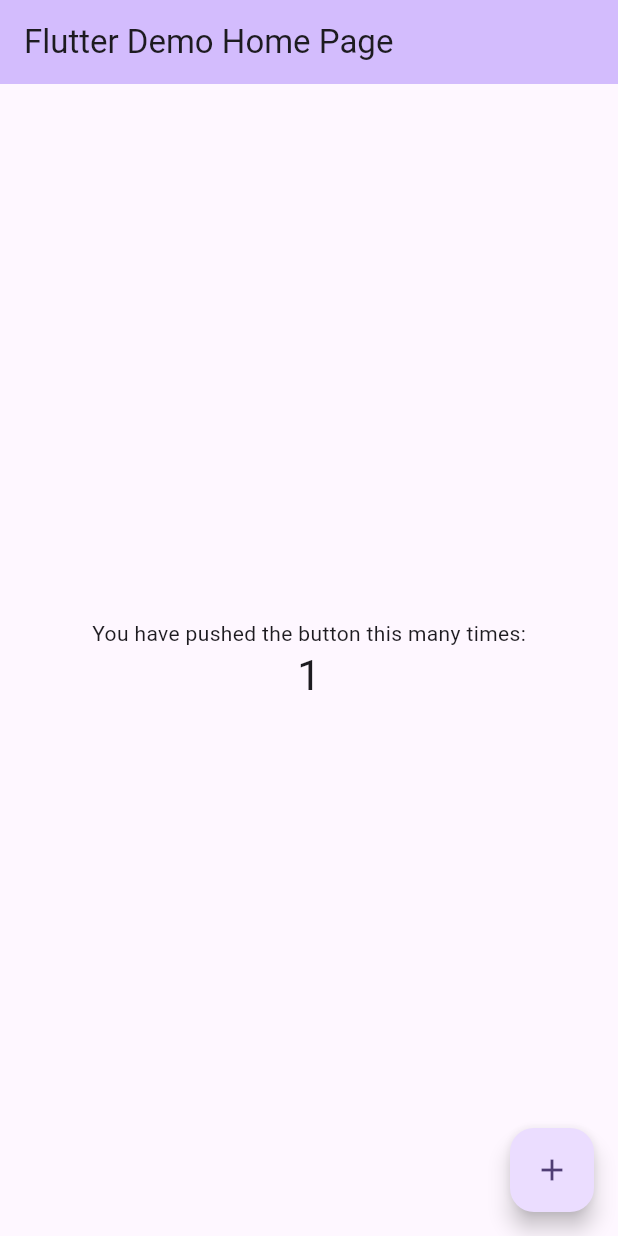
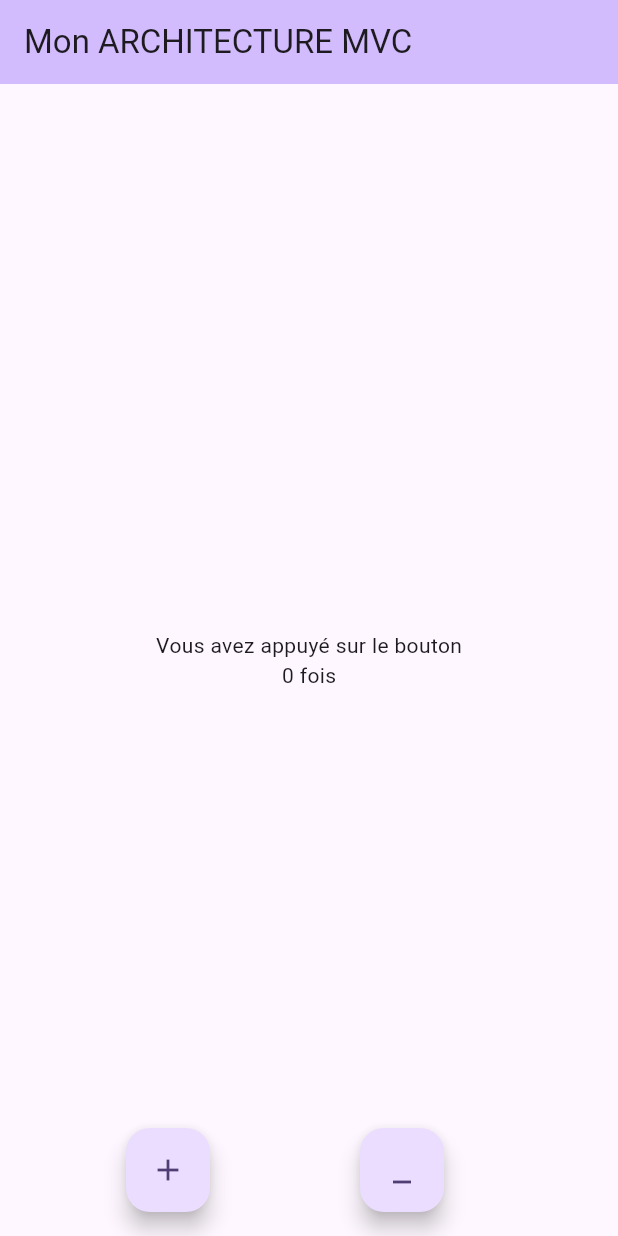
Before and after one commit to KifK2f/architecture_mvc, a Flutter app: the screen it shows after launch, after a tap on the "add" icon, on a phone screen of 412 x 824 dp. Run offline on Flutter 3.47's test engine with Material 3 defaults, Android fonts, the phone set to English and light mode, and no system bars.

Commit message:
Modèle controller view Ok

```diff
--- /dev/null
+++ b/lib/controller/controller.dart
@@ -0,0 +1,32 @@
+import 'package:architecture_mvc/model/counter.dart';
+import 'package:architecture_mvc/view/action_view.dart';
+import 'package:architecture_mvc/view/body_view.dart';
+import 'package:flutter/material.dart';
+
+class Controller extends StatefulWidget {
+  final String title;
+
+  const Controller({super.key, required this.title});
+
+  @override
+  State<StatefulWidget> createState() {
+    return ControllerState();
+  }
+
+}
+
+class ControllerState extends State<Controller> {
+  final Counter counter = Counter();
+
+  @override
+  Widget build(BuildContext context) {
+    return Scaffold(
+      appBar: AppBar(
+        title: Text(widget.title),
+        backgroundColor: Theme.of(context).colorScheme.inversePrimary,
+      ),
+      body: BodyView(counter: counter.count),
+      floatingActionButton: const ActionView(),
+    );
+  }
+}
--- a/lib/main.dart
+++ b/lib/main.dart
@@ -1,3 +1,5 @@
+import 'package:architecture_mvc/controller/controller.dart';
+import 'package:architecture_mvc/model/counter.dart';
 import 'package:flutter/material.dart';
 
 void main() {
@@ -7,116 +9,15 @@ void main() {
 class MyApp extends StatelessWidget {
   const MyApp({super.key});
 
-  // This widget is the root of your application.
   @override
   Widget build(BuildContext context) {
     return MaterialApp(
       title: 'Flutter Demo',
+      debugShowCheckedModeBanner: false,
       theme: ThemeData(
-        // This is the theme of your application.
-        //
-        // TRY THIS: Try running your application with "flutter run". You'll see
-        // the application has a purple toolbar. Then, without quitting the app,
-        // try changing the seedColor in the colorScheme below to Colors.green
-        // and then invoke "hot reload" (save your changes or press the "hot
-        // reload" button in a Flutter-supported IDE, or press "r" if you used
-        // the command line to start the app).
-        //
-        // Notice that the counter didn't reset back to zero; the application
-        // state is not lost during the reload. To reset the state, use hot
-        // restart instead.
-        //
-        // This works for code too, not just values: Most code changes can be
-        // tested with just a hot reload.
         colorScheme: .fromSeed(seedColor: Colors.deepPurple),
       ),
-      home: const MyHomePage(title: 'Flutter Demo Home Page'),
+      home: const Controller(title: "Mon ARCHITECTURE MVC"),
     );
   }
 }
-
-class MyHomePage extends StatefulWidget {
-  const MyHomePage({super.key, required this.title});
-
-  // This widget is the home page of your application. It is stateful, meaning
-  // that it has a State object (defined below) that contains fields that affect
-  // how it looks.
-
-  // This class is the configuration for the state. It holds the values (in this
-  // case the title) provided by the parent (in this case the App widget) and
-  // used by the build method of the State. Fields in a Widget subclass are
-  // always marked "final".
-
-  final String title;
-
-  @override
-  State<MyHomePage> createState() => _MyHomePageState();
-}
-
-class _MyHomePageState extends State<MyHomePage> {
-  int _counter = 0;
-
-  void _incrementCounter() {
-    setState(() {
-      // This call to setState tells the Flutter framework that something has
-      // changed in this State, which causes it to rerun the build method below
-      // so that the display can reflect the updated values. If we changed
-      // _counter without calling setState(), then the build method would not be
-      // called again, and so nothing would appear to happen.
-      _counter++;
-    });
-  }
-
-  @override
-  Widget build(BuildContext context) {
-    // This method is rerun every time setState is called, for instance as done
-    // by the _incrementCounter method above.
-    //
-    // The Flutter framework has been optimized to make rerunning build methods
-    // fast, so that you can just rebuild anything that needs updating rather
-    // than having to individually change instances of widgets.
-    return Scaffold(
-      appBar: AppBar(
-        // TRY THIS: Try changing the color here to a specific color (to
-        // Colors.amber, perhaps?) and trigger a hot reload to see the AppBar
-        // change color while the other colors stay the same.
-        backgroundColor: Theme.of(context).colorScheme.inversePrimary,
-        // Here we take the value from the MyHomePage object that was created by
-        // the App.build method, and use it to set our appbar title.
-        title: Text(widget.title),
-      ),
-      body: Center(
-        // Center is a layout widget. It takes a single child and positions it
-        // in the middle of the parent.
-        child: Column(
-          // Column is also a layout widget. It takes a list of children and
-          // arranges them vertically. By default, it sizes itself to fit its
-          // children horizontally, and tries to be as tall as its parent.
-          //
-          // Column has various properties to control how it sizes itself and
-          // how it positions its children. Here we use mainAxisAlignment to
-          // center the children vertically; the main axis here is the vertical
-          // axis because Columns are vertical (the cross axis would be
-          // horizontal).
-          //
-          // TRY THIS: Invoke "debug painting" (choose the "Toggle Debug Paint"
-          // action in the IDE, or press "p" in the console), to see the
-          // wireframe for each widget.
-          mainAxisAlignment: .center,
-          children: [
-            const Text('You have pushed the button this many times:'),
-            Text(
-              '$_counter',
-              style: Theme.of(context).textTheme.headlineMedium,
-            ),
-          ],
-        ),
-      ),
-      floatingActionButton: FloatingActionButton(
-        onPressed: _incrementCounter,
-        tooltip: 'Increment',
-        child: const Icon(Icons.add),
-      ),
-    );
-  }
-}
--- /dev/null
+++ b/lib/model/counter.dart
@@ -0,0 +1,12 @@
+class Counter {
+  int count = 0;
+
+  void increment(){
+    // count++;
+    count += 2;
+  }
+
+  void decrement(int number){
+    count -= number;
+  }
+}
--- /dev/null
+++ b/lib/view/action_view.dart
@@ -0,0 +1,22 @@
+import 'package:flutter/material.dart';
+
+class ActionView extends StatelessWidget {
+  const ActionView({super.key});
+
+
+  @override
+  Widget build(BuildContext context) {
+    return Row(
+      mainAxisSize: MainAxisSize.max,
+      mainAxisAlignment: MainAxisAlignment.spaceEvenly,
+      children: [
+        FloatingActionButton(onPressed: (){},
+        child: const Icon(Icons.add),
+        ),
+        FloatingActionButton(onPressed: (){},
+        child: const Icon(Icons.minimize),
+        )
+      ],
+    );
+  }
+}
--- /dev/null
+++ b/lib/view/body_view.dart
@@ -0,0 +1,22 @@
+import 'package:flutter/material.dart';
+
+//Etant donné que la vue n'a pas à gérer les notifications de mise à jour que c'est le controller qu le fera , on va prendre ici un Stateless
+class BodyView extends StatelessWidget{
+  final int counter;
+
+  const BodyView({super.key, required this.counter});
+
+  @override
+  Widget build(BuildContext context) {
+    return Center(
+      child: Column(
+          mainAxisAlignment: MainAxisAlignment.center,
+        children: [
+          const Text("Vous avez appuyé sur le bouton"),
+          Text("$counter fois")
+        ],
+      ),
+    );
+  }
+
+}
```
